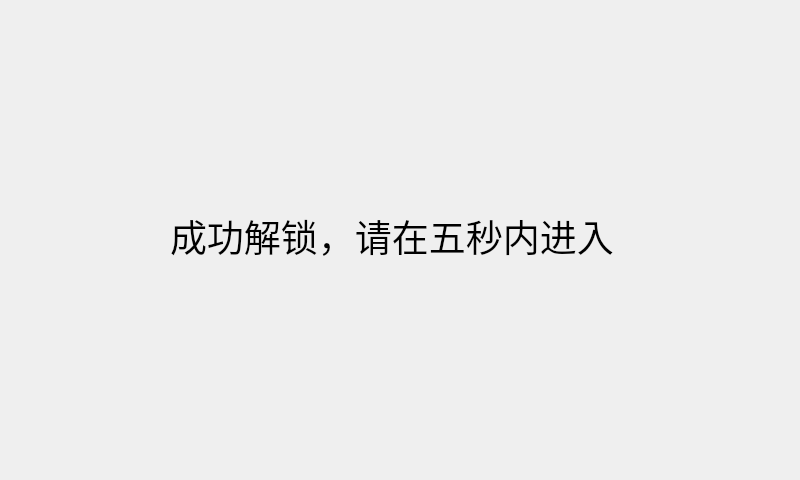
Above: unlockPage.ui from Cloudiful/face-the-door before the change. Below: the same form after it.
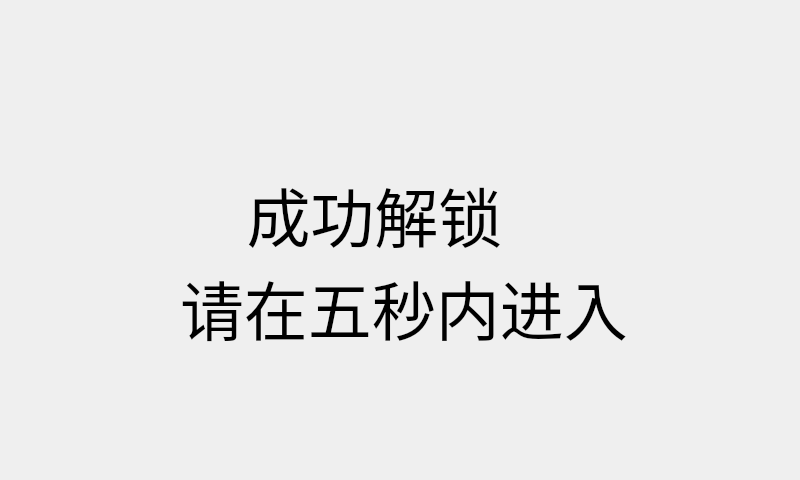
That is the form after the change.

The edit to the form file:
```diff
--- a/unlockPage.ui
+++ b/unlockPage.ui
@@ -19,20 +19,21 @@
   <widget class="QLabel" name="label">
    <property name="geometry">
     <rect>
-     <x>170</x>
-     <y>170</y>
-     <width>471</width>
-     <height>131</height>
+     <x>180</x>
+     <y>150</y>
+     <width>461</width>
+     <height>221</height>
     </rect>
    </property>
    <property name="font">
     <font>
      <family>萝莉体</family>
-     <pointsize>28</pointsize>
+     <pointsize>48</pointsize>
     </font>
    </property>
    <property name="text">
-    <string>成功解锁，请在五秒内进入</string>
+    <string>    成功解锁
+请在五秒内进入</string>
    </property>
   </widget>
  </widget>
```
